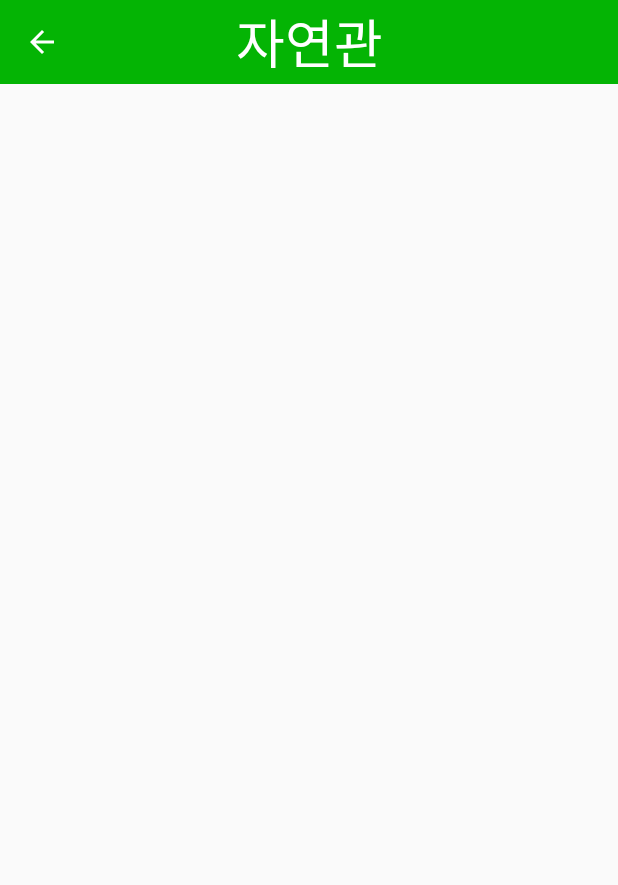
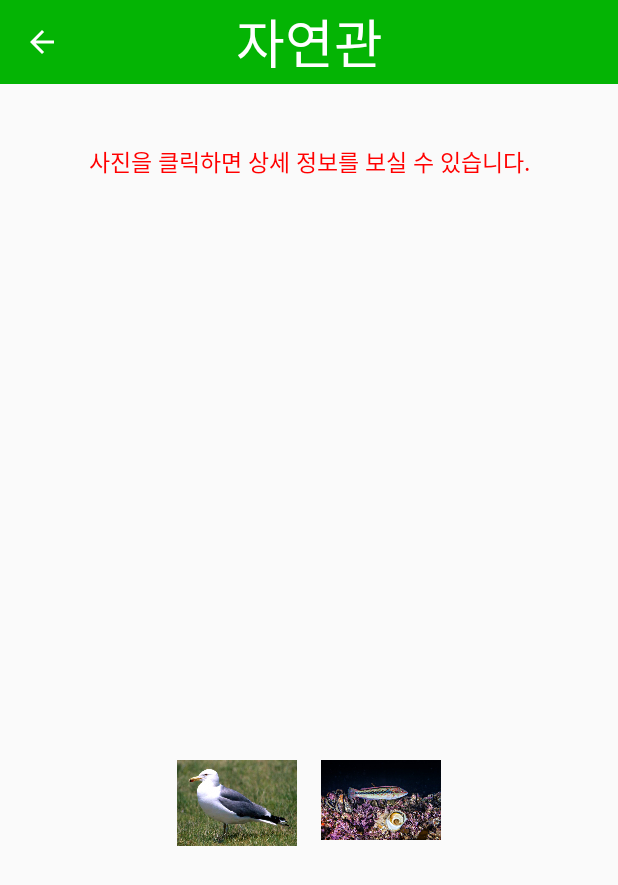
Before and after one commit to JackAhn/AllNewDokdo, an Android app: the screen it shows after launch (NatureActivity), after a tap on an icon or button, on a phone screen of 412 x 824 dp. Shown: the top 885 px of the screen. Run offline under Robolectric (Android 15) with nearby library versions, the phone set to English and light mode, and no system bars.

Commit message:
Make nature

```diff
--- a/app/build.gradle
+++ b/app/build.gradle
@@ -29,4 +29,6 @@ dependencies {
     testImplementation 'junit:junit:4.12'
     androidTestImplementation 'com.android.support.test:runner:1.0.2'
     androidTestImplementation 'com.android.support.test.espresso:espresso-core:3.0.2'
+    implementation 'org.jetbrains:annotations:15.0'
+    implementation 'com.android.support:recyclerview-v7:28.0.0'
 }
--- a/app/src/main/java/kr/hs/dgsw/allnewdokdo/MainActivity.java
+++ b/app/src/main/java/kr/hs/dgsw/allnewdokdo/MainActivity.java
@@ -4,16 +4,24 @@ import android.content.Intent;
 import android.support.v4.app.ActivityCompat;
 import android.support.v7.app.AppCompatActivity;
 import android.os.Bundle;
+import android.util.Log;
 import android.view.View;
 import android.widget.Button;
 import android.widget.Toast;
 
+import kr.hs.dgsw.allnewdokdo.db.DokdoBean;
+import kr.hs.dgsw.allnewdokdo.db.DokdoDBHelper;
+
 public class MainActivity extends AppCompatActivity {
+
+    public static DokdoDBHelper helper;
 
     @Override
     protected void onCreate(Bundle savedInstanceState) {
         super.onCreate(savedInstanceState);
         setContentView(R.layout.activity_main);
+        helper = new DokdoDBHelper(this, "dokdodb", null, 1);
+        addData();
     }
 
     public void onClick(View v){
@@ -38,4 +46,10 @@ public class MainActivity extends AppCompatActivity {
         }
     }
 
+    private void addData(){
+
+        helper.insert(new DokdoBean("자연관", R.drawable.nature1,"괭이갈매기는 이름 그대로 고양이 울음소리 같은 소리를 냅니다.\n그리고 독도에 많이 서식하는 동물 중 하나입니다."));
+        helper.insert(new DokdoBean("자연관", R.drawable.nature2,"용치놀래기는 식탐이 강하기로 유명합니다.\n그래서 먹이인 성게나 멍게 주변에서 흔히 볼 수 있습니다."));
+    }
+
 }
--- a/app/src/main/java/kr/hs/dgsw/allnewdokdo/NatureActivity.java
+++ b/app/src/main/java/kr/hs/dgsw/allnewdokdo/NatureActivity.java
@@ -1,13 +1,35 @@
 package kr.hs.dgsw.allnewdokdo;
 
+import android.graphics.Bitmap;
+import android.graphics.drawable.BitmapDrawable;
+import android.graphics.drawable.Drawable;
 import android.support.v7.app.AppCompatActivity;
 import android.os.Bundle;
+import android.support.v7.widget.LinearLayoutCompat;
+import android.support.v7.widget.LinearLayoutManager;
+import android.support.v7.widget.RecyclerView;
 import android.support.v7.widget.Toolbar;
+import android.util.Log;
 import android.view.MenuItem;
+import android.view.View;
+import android.widget.ImageView;
+import android.widget.LinearLayout;
+import android.widget.TextView;
 
-public class NatureActivity extends AppCompatActivity {
+import java.util.ArrayList;
+
+import kr.hs.dgsw.allnewdokdo.db.DokdoBean;
+import kr.hs.dgsw.allnewdokdo.recyclerview.NatureAdapter;
+import kr.hs.dgsw.allnewdokdo.recyclerview.NatureItemClickListener;
+
+public class NatureActivity extends AppCompatActivity implements NatureItemClickListener {
 
     private Toolbar toolbar;
+    private RecyclerView imgList;
+    private NatureAdapter adapter;
+    private ArrayList<DokdoBean> data;
+    private ImageView mainimg;
+    private TextView content;
 
     @Override
     protected void onCreate(Bundle savedInstanceState) {
@@ -17,6 +39,16 @@ public class NatureActivity extends AppCompatActivity {
         setSupportActionBar(toolbar);
         getSupportActionBar().setDisplayHomeAsUpEnabled(true);
         getSupportActionBar().setDisplayShowTitleEnabled(false);
+
+        content = findViewById(R.id.natureContent);
+        mainimg = findViewById(R.id.natureBigimg);
+        data = MainActivity.helper.getData("자연관");
+        adapter = new NatureAdapter(data, this);
+        LinearLayoutManager layout = new LinearLayoutManager(this);
+        layout.setOrientation(LinearLayoutManager.HORIZONTAL);
+        imgList = findViewById(R.id.natureRecycle);
+        imgList.setLayoutManager(layout);
+        imgList.setAdapter(adapter);
     }
 
     @Override
@@ -29,4 +61,20 @@ public class NatureActivity extends AppCompatActivity {
         }
         return super.onOptionsItemSelected(item);
     }
+
+    @Override
+    public void onImgClick(View v, int position) {
+        int childcount = imgList.getChildCount();
+        for(int i = 0; i < childcount; i++){
+            RecyclerView.ViewHolder holder = imgList.getChildViewHolder(imgList.getChildAt(i));
+            holder.itemView.setBackgroundResource(0);
+        }
+        ImageView im = v.findViewById(R.id.natureImg);
+        int tag = (int) im.getTag();
+        String text = MainActivity.helper.natureContent(tag);
+        Bitmap bitmap = ((BitmapDrawable)im.getDrawable()).getBitmap();
+        mainimg.setImageBitmap(bitmap);
+        v.setBackgroundResource(R.drawable.nature_img_border);
+        content.setText(text);
+    }
 }
--- a/app/src/main/java/kr/hs/dgsw/allnewdokdo/db/DokdoBean.java
+++ b/app/src/main/java/kr/hs/dgsw/allnewdokdo/db/DokdoBean.java
@@ -1,5 +1,50 @@
 package kr.hs.dgsw.allnewdokdo.db;
 
 public class DokdoBean {
+    private int sequenceNumber;
+    private String kind;
+    private int imgNo;
+    private String content;
 
+    public DokdoBean(){
+
+    }
+
+    public DokdoBean(String kind, int imgNo, String content){
+        this.kind = kind;
+        this.imgNo = imgNo;
+        this.content = content;
+    }
+
+    public int getSequenceNumber() {
+        return sequenceNumber;
+    }
+
+    public void setSequenceNumber(int sequenceNumber) {
+        this.sequenceNumber = sequenceNumber;
+    }
+
+    public String getKind() {
+        return kind;
+    }
+
+    public void setKind(String kind) {
+        this.kind = kind;
+    }
+
+    public int getImgNo() {
+        return imgNo;
+    }
+
+    public void setImgNo(int imgNo) {
+        this.imgNo = imgNo;
+    }
+
+    public String getContent() {
+        return content;
+    }
+
+    public void setContent(String content) {
+        this.content = content;
+    }
 }
--- /dev/null
+++ b/app/src/main/java/kr/hs/dgsw/allnewdokdo/db/DokdoDBHelper.java
@@ -0,0 +1,81 @@
+package kr.hs.dgsw.allnewdokdo.db;
+
+import android.content.ContentValues;
+import android.content.Context;
+import android.database.Cursor;
+import android.database.sqlite.SQLiteDatabase;
+import android.database.sqlite.SQLiteOpenHelper;
+import android.support.annotation.Nullable;
+import android.util.Log;
+
+import java.util.ArrayList;
+
+public class DokdoDBHelper extends SQLiteOpenHelper {
+    public DokdoDBHelper(@Nullable Context context, @Nullable String name, @Nullable SQLiteDatabase.CursorFactory factory, int version) {
+        super(context, name, factory, version);
+    }
+
+    @Override
+    public void onCreate(SQLiteDatabase db) {
+        String sql = "create table dokdo ( sequenceNumber integer primary key autoincrement, kind text, imgno integer, content text )";
+        db.execSQL(sql);
+    }
+
+    @Override
+    public void onUpgrade(SQLiteDatabase db, int oldVersion, int newVersion) {
+        String sql = "drop table dokdo";
+        db.execSQL(sql);
+        onCreate(db);
+    }
+
+    public long insert(DokdoBean dokdo){
+        if(checkData(dokdo)){
+            SQLiteDatabase db = getWritableDatabase();
+            ContentValues value = new ContentValues();
+            Log.i("dokdoabc", dokdo.getImgNo()+"");
+            value.put("kind", dokdo.getKind());
+            value.put("imgno", dokdo.getImgNo());
+            value.put("content", dokdo.getContent());
+            return db.insert("dokdo", null, value);
+        }
+        return 0;
+    }
+
+    public ArrayList<DokdoBean> getData(String kind){
+        SQLiteDatabase db = getReadableDatabase();
+        String sql = "select * from dokdo where kind='"+kind+"'";
+        Cursor cursor = db.rawQuery(sql, null);
+        ArrayList<DokdoBean> result = new ArrayList<>();
+        while(cursor.moveToNext()){
+            DokdoBean dokdoBean = new DokdoBean();
+            dokdoBean.setSequenceNumber(cursor.getInt(cursor.getColumnIndex("sequenceNumber")));
+            dokdoBean.setKind(cursor.getString(cursor.getColumnIndex("kind")));
+            dokdoBean.setImgNo(cursor.getInt(cursor.getColumnIndex("imgno")));
+            dokdoBean.setContent(cursor.getString(cursor.getColumnIndex("content")));
+            result.add(dokdoBean);
+        }
+        return result;
+    }
+
+    public String natureContent(int imgno){
+        SQLiteDatabase db = getReadableDatabase();
+        String sql = "select * from dokdo where imgno='"+imgno+"'";
+        Cursor cursor = db.rawQuery(sql, null);
+        if(cursor.moveToNext()){
+            return cursor.getString(cursor.getColumnIndex("content"));
+        }
+        return null;
+    }
+
+
+
+    private boolean checkData(DokdoBean dokdo){
+        SQLiteDatabase db = getReadableDatabase();
+        String sql = "select * from dokdo where content='"+dokdo.getContent()+"'";
+        Cursor cursor = db.rawQuery(sql, null);
+        if(cursor.moveToNext()){
+            return false;
+        }
+        return true;
+    }
+}
--- /dev/null
+++ b/app/src/main/java/kr/hs/dgsw/allnewdokdo/recyclerview/NatureAdapter.java
@@ -0,0 +1,60 @@
+package kr.hs.dgsw.allnewdokdo.recyclerview;
+
+
+import android.app.Activity;
+import android.content.res.Resources;
+import android.graphics.drawable.Drawable;
+import android.support.annotation.NonNull;
+import android.support.v7.widget.RecyclerView;
+import android.util.Log;
+import android.view.LayoutInflater;
+import android.view.View;
+import android.view.ViewGroup;
+
+import java.util.ArrayList;
+
+import kr.hs.dgsw.allnewdokdo.R;
+import kr.hs.dgsw.allnewdokdo.db.DokdoBean;
+
+
+
+public class NatureAdapter extends RecyclerView.Adapter<NatureViewHolder> {
+
+    private ArrayList<DokdoBean> imgData;
+    private NatureItemClickListener listener;
+
+    public NatureAdapter(ArrayList<DokdoBean> data, NatureItemClickListener listener){
+        this.imgData = data;
+        this.listener = listener;
+    }
+
+    @NonNull
+    @Override
+    public NatureViewHolder onCreateViewHolder(@NonNull ViewGroup viewGroup, int i) {
+        View itemview = LayoutInflater.from(viewGroup.getContext())
+                                        .inflate(R.layout.recycler_image, viewGroup, false);
+        return new NatureViewHolder(itemview);
+    }
+
+    @Override
+    public void onBindViewHolder(@NonNull NatureViewHolder natureViewHolder, int i) {
+        DokdoBean dokdoBean = imgData.get(i);
+        //Drawable drawable = Resources.getSystem().getDrawable(dokdoBean.getImgNo(), null);
+        natureViewHolder.imageView.setImageResource(dokdoBean.getImgNo());
+        int tag = dokdoBean.getImgNo();
+        natureViewHolder.imageView.setTag(tag);
+        final int index = i;
+        natureViewHolder.itemView.setOnClickListener(v->{
+            listener.onImgClick(v, index);
+        });
+
+    }
+
+    @Override
+    public int getItemCount() {
+        if(imgData == null)
+            return 0;
+        else
+            return imgData.size();
+    }
+}
--- /dev/null
+++ b/app/src/main/java/kr/hs/dgsw/allnewdokdo/recyclerview/NatureItemClickListener.java
@@ -0,0 +1,7 @@
+package kr.hs.dgsw.allnewdokdo.recyclerview;
+
+import android.view.View;
+
+public interface NatureItemClickListener {
+    public void onImgClick(View v, int position);
+}
--- /dev/null
+++ b/app/src/main/java/kr/hs/dgsw/allnewdokdo/recyclerview/NatureViewHolder.java
@@ -0,0 +1,16 @@
+package kr.hs.dgsw.allnewdokdo.recyclerview;
+
+import android.support.annotation.NonNull;
+import android.support.v7.widget.RecyclerView;
+import android.view.View;
+import android.widget.ImageView;
+
+import kr.hs.dgsw.allnewdokdo.R;
+
+public class NatureViewHolder extends RecyclerView.ViewHolder {
+    ImageView imageView;
+    public NatureViewHolder(@NonNull View itemView) {
+        super(itemView);
+        imageView = itemView.findViewById(R.id.natureImg);
+    }
+}
--- /dev/null
+++ b/app/src/main/res/drawable/nature_img_border.xml
@@ -0,0 +1,6 @@
+<?xml version="1.0" encoding="utf-8"?>
+<shape xmlns:android="http://schemas.android.com/apk/res/android">
+    <stroke android:width="4px" android:color="@color/colorRed" />
+    <padding android:left="4px" android:top="4px"
+        android:right="4px" android:bottom="4px" />
+</shape>
--- a/app/src/main/res/layout/activity_nature.xml
+++ b/app/src/main/res/layout/activity_nature.xml
@@ -28,4 +28,61 @@
 
     </android.support.v7.widget.Toolbar>
 
+    <android.support.v7.widget.RecyclerView
+        android:id="@+id/natureRecycle"
+        android:layout_width="wrap_content"
+        android:layout_height="wrap_content"
+        android:layout_marginStart="8dp"
+        android:layout_marginTop="8dp"
+        android:layout_marginEnd="8dp"
+        android:layout_marginBottom="8dp"
+        app:layout_constraintBottom_toBottomOf="parent"
+        app:layout_constraintEnd_toEndOf="parent"
+        app:layout_constraintStart_toStartOf="parent"
+        app:layout_constraintTop_toBottomOf="@+id/natureContent" />
+
+    <TextView
+        android:id="@+id/imgTItle"
+        android:layout_width="wrap_content"
+        android:layout_height="wrap_content"
+        android:layout_marginStart="8dp"
+        android:layout_marginTop="40dp"
+        android:layout_marginEnd="8dp"
+        android:textSize="15dp"
+        android:textColor="@color/colorRed"
+        android:text="사진을 클릭하면 상세 정보를 보실 수 있습니다."
+        app:layout_constraintEnd_toEndOf="parent"
+        app:layout_constraintStart_toStartOf="parent"
+        app:layout_constraintTop_toBottomOf="@+id/toolbar" />
+
+    <ImageView
+        android:id="@+id/natureBigimg"
+        android:layout_width="wrap_content"
+        android:layout_height="wrap_content"
+        android:layout_marginStart="8dp"
+        android:layout_marginTop="50dp"
+        android:layout_marginEnd="8dp"
+        android:maxWidth="200dp"
+        android:maxHeight="150dp"
+        android:scaleType="fitCenter"
+        android:adjustViewBounds="true"
+        app:layout_constraintEnd_toEndOf="parent"
+        app:layout_constraintStart_toStartOf="parent"
+        app:layout_constraintTop_toBottomOf="@+id/imgTItle"
+        tools:srcCompat="@tools:sample/avatars" />
+
+    <TextView
+        android:id="@+id/natureContent"
+        android:layout_width="wrap_content"
+        android:layout_height="wrap_content"
+        android:layout_marginStart="20dp"
+        android:layout_marginTop="60dp"
+        android:layout_marginEnd="20dp"
+        android:textSize="12dp"
+        android:textColor="@color/colorBlack"
+        android:gravity="center_horizontal"
+        app:layout_constraintEnd_toEndOf="parent"
+        app:layout_constraintStart_toStartOf="parent"
+        app:layout_constraintTop_toBottomOf="@+id/natureBigimg" />
+
 </android.support.constraint.ConstraintLayout>
--- /dev/null
+++ b/app/src/main/res/layout/recycler_image.xml
@@ -0,0 +1,27 @@
+<?xml version="1.0" encoding="utf-8"?>
+<LinearLayout xmlns:android="http://schemas.android.com/apk/res/android"
+    xmlns:app="http://schemas.android.com/apk/res-auto"
+    xmlns:tools="http://schemas.android.com/tools"
+    android:layout_width="wrap_content"
+    android:layout_height="wrap_content"
+    android:orientation="horizontal">
+
+    <RelativeLayout
+        android:layout_width="wrap_content"
+        android:layout_height="wrap_content"
+        android:layout_margin="8dp"
+        >
+
+        <ImageView
+            android:id="@+id/natureImg"
+            android:layout_width="wrap_content"
+            android:layout_height="wrap_content"
+            android:adjustViewBounds="true"
+            android:maxWidth="80dp"
+            android:minWidth="80dp"
+            android:scaleType="fitCenter"
+            tools:srcCompat="@tools:sample/avatars" />
+
+    </RelativeLayout>
+
+</LinearLayout>
--- a/build.gradle
+++ b/build.gradle
@@ -7,7 +7,7 @@ buildscript {
 
     }
     dependencies {
-        classpath 'com.android.tools.build:gradle:3.3.2'
+        classpath 'com.android.tools.build:gradle:3.4.1'
 
         // NOTE: Do not place your application dependencies here; they belong
         // in the individual module build.gradle files
```
Also changed, not shown: app/src/main/res/drawable/nature1.jpg (added), app/src/main/res/drawable/nature2.jpg (added), gradle/wrapper/gradle-wrapper.properties.
